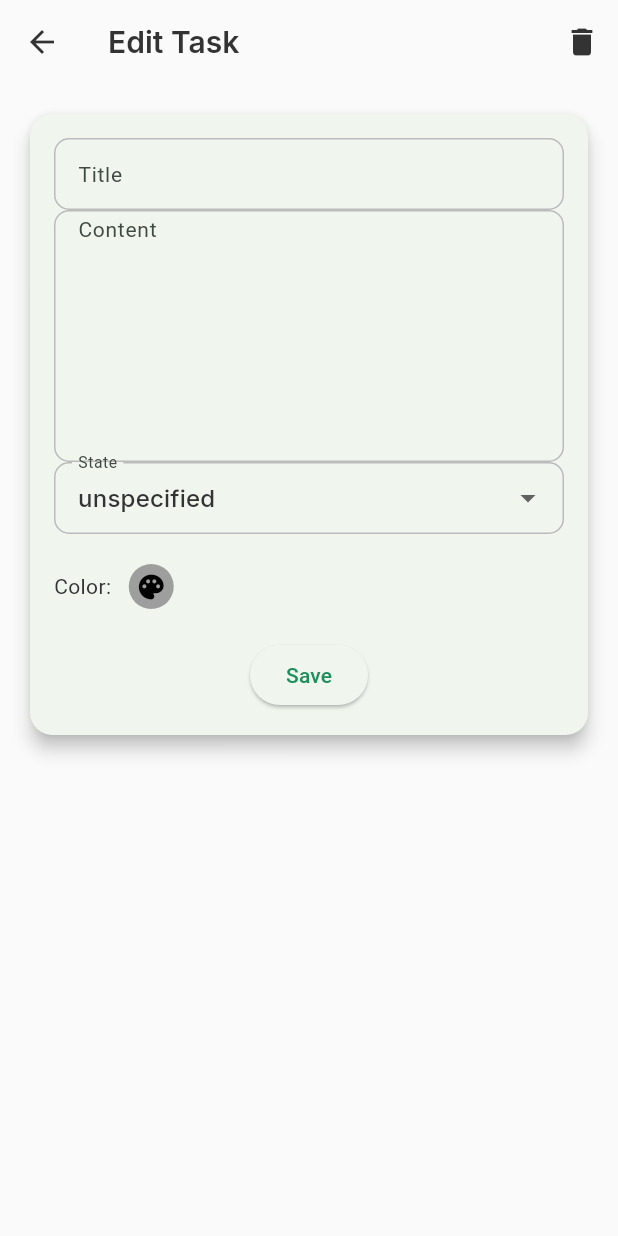
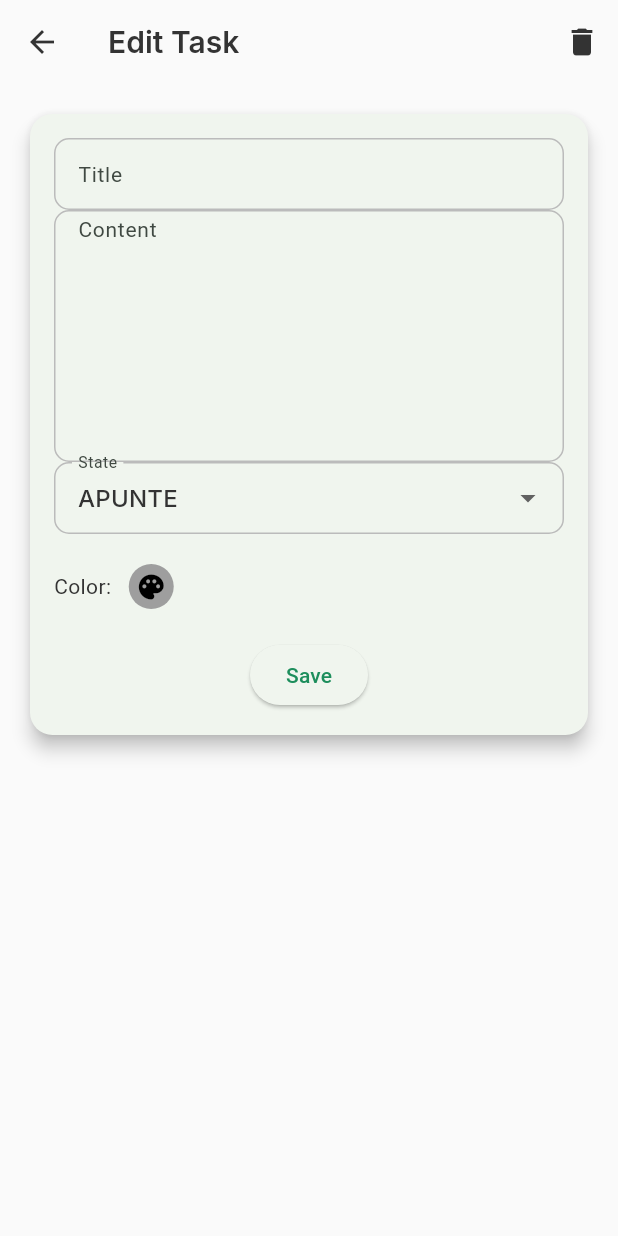
Before and after one commit to exdevutem/MiUTEM, a Flutter app: the EditTaskScreen screen opened directly with empty values, on a phone screen of 412 x 824 dp. Run offline on Flutter 3.47's test engine with Material 3 defaults, Android fonts, the phone set to English and light mode, and no system bars; our stand-ins replace awesome_notifications, dio, dotted_border, extended_masked_text, firebase_core, firebase_remote_config and 15 more; missing offline and left inert: dart_jsonwebtoken, dio_http_cache; accounts and stored records are empty; network calls fail.

Commit message:
feature: Task create reminders

```diff
--- a/lib/core/models/Task/enums/task_state.dart
+++ b/lib/core/models/Task/enums/task_state.dart
@@ -1,10 +1,20 @@
 
-///
-/// Set enum for state
-///
+/// ENUM PARA EL ESTADO DE LOS APUNTES
 enum TaskState {
-  unspecified,
-  pinned,
-  archived,
-  deleted,
+  APUNTE,
+  RECORDATORIO,
+  DONE;
+
+  /// DESCRIPCION DE CADA ESTADO
+  String get description {
+    switch (this) {
+      case TaskState.APUNTE:
+        return 'APUNTE';
+      case TaskState.RECORDATORIO:
+        return 'APUNTE CON RECORDATORIO PENDIENTE';
+      case TaskState.DONE:
+        return 'APUNTE CON RECORDATORIO CUMPLIDO';
+    }
+  }
+
 }
--- a/lib/core/models/Task/models/task_model.dart
+++ b/lib/core/models/Task/models/task_model.dart
@@ -11,10 +11,9 @@ class Task extends ChangeNotifier {
   Color color;
   TaskState state;
   final DateTime createdAt;
-  DateTime modifiedAt;
+  DateTime? modifiedAt;
   DateTime? reminder;
 
-  ///
   /// INIT TASK
   Task({
     required this.id,
@@ -23,11 +22,10 @@ class Task extends ChangeNotifier {
     required this.content,
     required this.color,
     required this.state,
-    required DateTime createdAt,
-    required DateTime modifiedAt,
+    required this.createdAt,
+    this.modifiedAt,
     this.reminder,
-  }) : this.createdAt = createdAt ?? DateTime.now(),
-       this.modifiedAt = modifiedAt ?? DateTime.now();
+  });
 
 
   /// SERIALIZE THE NOTE INTO JSON OBJECT
@@ -39,7 +37,7 @@ class Task extends ChangeNotifier {
     'color': color.value,
     'state': state.index,
     'createdAt': createdAt.toIso8601String(),
-    'modifiedAt': modifiedAt.toIso8601String(),
+    'modifiedAt': modifiedAt?.toIso8601String(),
     'reminder': reminder?.toIso8601String(),
   };
 
@@ -52,7 +50,7 @@ class Task extends ChangeNotifier {
     color: Color(map['color']),
     state: TaskState.values[map['state']],
     createdAt: DateTime.parse(map['createdAt']),
-    modifiedAt: DateTime.parse(map['modifiedAt']),
+    modifiedAt: map['modifiedAt'] != null ? DateTime.parse(map['modifiedAt']) : null,
     reminder: map['reminder'] != null ? DateTime.parse(map['reminder']) : null,
   );
 
@@ -65,7 +63,7 @@ class Task extends ChangeNotifier {
       'color': color.value,
       'state': state.index,
       'createdAt': createdAt.toIso8601String(),
-      'modifiedAt': modifiedAt.toIso8601String(),
+      'modifiedAt': modifiedAt?.toIso8601String(),
       'reminder': reminder?.toIso8601String(),
     };
   }
--- a/lib/screens/tasklist/actions/add_task_action.dart
+++ b/lib/screens/tasklist/actions/add_task_action.dart
@@ -1,11 +1,9 @@
 import 'package:flutter/material.dart';
-import 'package:miutem/core/models/Task/task.dart';
 import 'package:miutem/core/services/controllers/task_controller.dart';
 import 'package:miutem/screens/tasklist/components/components.dart';
-import 'package:miutem/screens/tasklist/db_helper/db_task.dart';
 
 Future<void> addTask(BuildContext context, List<String> categorys, Function() onFinish) async {
-  final result = await showDialog<Task>(context: context, builder: (BuildContext context) =>  AddTaskScreen(categorys: categorys));
+  final result = await showDialog<Map<String,dynamic>>(context: context, builder: (BuildContext context) =>  AddTaskScreen(categorys: categorys));
 
   if(result == null) {
     return;
--- a/lib/screens/tasklist/components/screens/edit_task_screen.dart
+++ b/lib/screens/tasklist/components/screens/edit_task_screen.dart
@@ -1,7 +1,6 @@
 import 'package:flutter/material.dart';
 import 'package:flutter_colorpicker/flutter_colorpicker.dart';
 import 'package:miutem/core/models/Task/task.dart';
-import 'package:miutem/screens/tasklist/db_helper/db_task.dart';
 
 class EditTaskScreen extends StatefulWidget {
   final Task task;
@@ -29,7 +28,7 @@ class _EditTaskScreenState extends State<EditTaskScreen> {
     _color = widget.task.color;
     _state = widget.task.state;
     _createdAt = widget.task.createdAt;
-    _modifiedAt = widget.task.modifiedAt;
+    _modifiedAt = widget.task.modifiedAt!;
   }
 
   @override
--- a/lib/screens/tasklist/task_list_screen.dart
+++ b/lib/screens/tasklist/task_list_screen.dart
@@ -37,7 +37,7 @@ class _TaskListScreenState extends State<TaskListScreen> {
   Future<void> _refresh() async {
     setState(() => loading = true);
     final tasks = await refreshTasks();
-    await Future.delayed(const Duration(seconds: 1));
+    // await Future.delayed(const Duration(seconds: 1));
     setState(() {
       _taskLists = tasks;
       loading = false;
@@ -50,7 +50,7 @@ class _TaskListScreenState extends State<TaskListScreen> {
       final categorys = await _taskController.asignaturasCategory();
       setState(() {
         logger.i('Categorias: $categorys');
-        this.categorys = categorys;
+        this.categorys = categorys.toList();
       });
     } catch (e) {
       logger.e('Error al obtener categorias para Tasks', error: e);
```
Also changed, not shown: lib/core/services/controllers/local_notifications_controller.dart (+13 -9 lines), lib/core/services/controllers/task_controller.dart (+47 -15 lines), lib/screens/tasklist/components/screens/add_task_screen.dart (+49 -34 lines).
